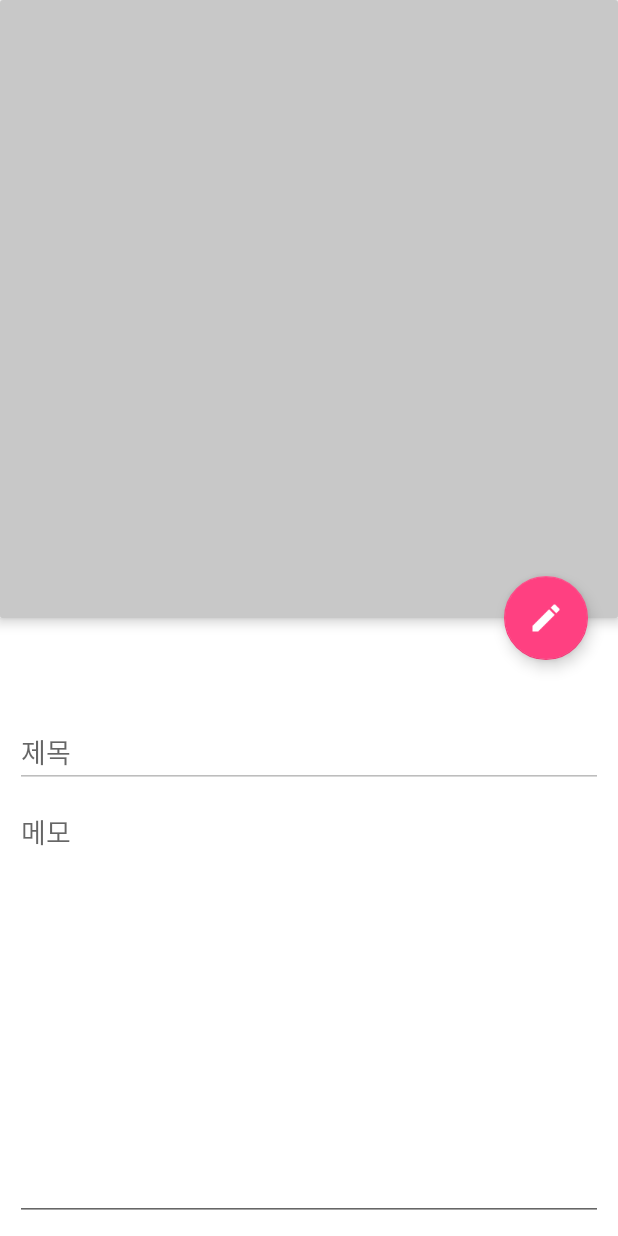
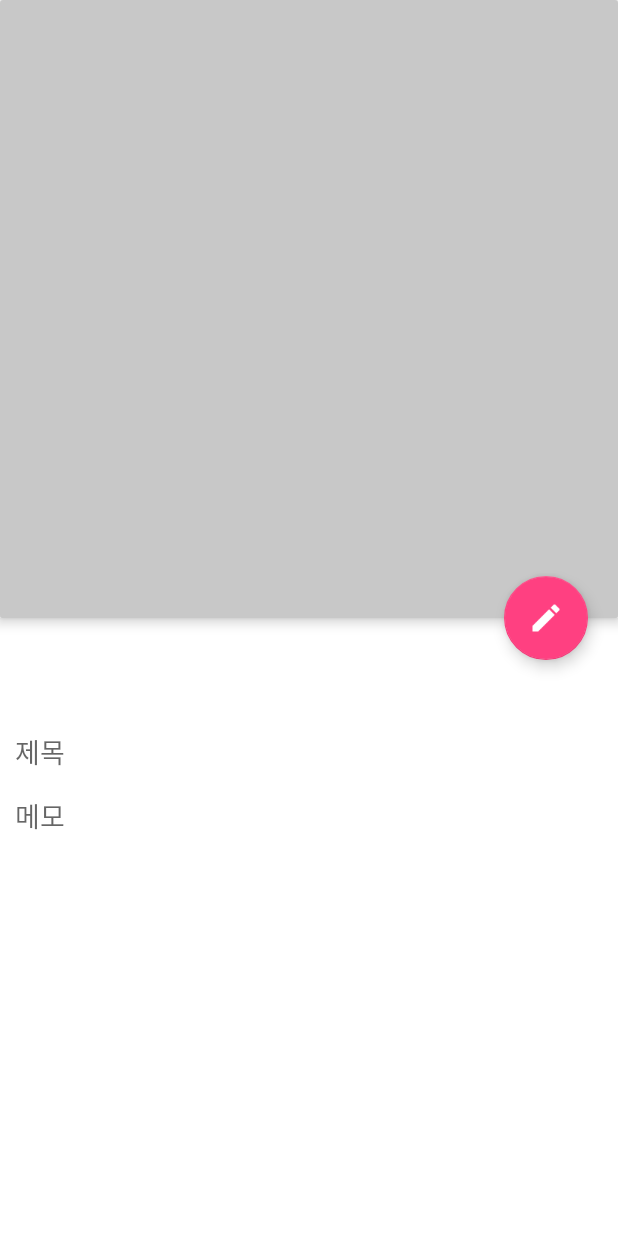
Before and after one commit to magewr/dac_story, an Android app: the DetailActivity screen opened directly, with no data from a screen before it, on a phone screen of 412 x 824 dp. Run offline under Robolectric (Android 15) with nearby library versions, the phone set to English and light mode, and no system bars; our stand-ins replace ButterKnife, Dagger/Hilt's generated code, RxJava; libraries missing offline, so code that uses them is left out: com.github.clans.fab; plain views replace FloatingActionButton; 5 statements that could not run were skipped.

Commit message:
edittext배경 제거

```diff
--- a/app/src/main/res/layout/activity_detail.xml
+++ b/app/src/main/res/layout/activity_detail.xml
@@ -66,8 +66,9 @@
                     android:layout_alignParentRight="true"
                     android:layout_alignParentStart="true"
                     android:layout_below="@+id/text_date"
-                    android:layout_marginBottom="5dp"
-                    android:layout_marginTop="5dp"
+                    android:layout_marginBottom="15dp"
+                    android:layout_marginTop="15dp"
+                    android:background="@android:color/transparent"
                     android:ems="10"
                     android:enabled="false"
                     android:hint="@string/detail_edittext_hint_title"
@@ -84,6 +85,7 @@
                     android:layout_alignParentRight="true"
                     android:layout_alignParentStart="true"
                     android:layout_below="@+id/edit_title"
+                    android:background="@android:color/transparent"
                     android:ems="10"
                     android:focusable="false"
                     android:focusableInTouchMode="false"
```
